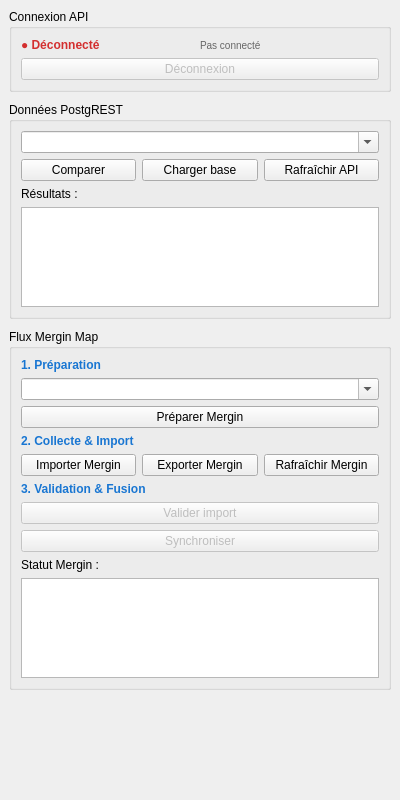
Old version of the form mrv_teraka_dockwidget_base.ui in the repository johrosa/mrv_teraka.
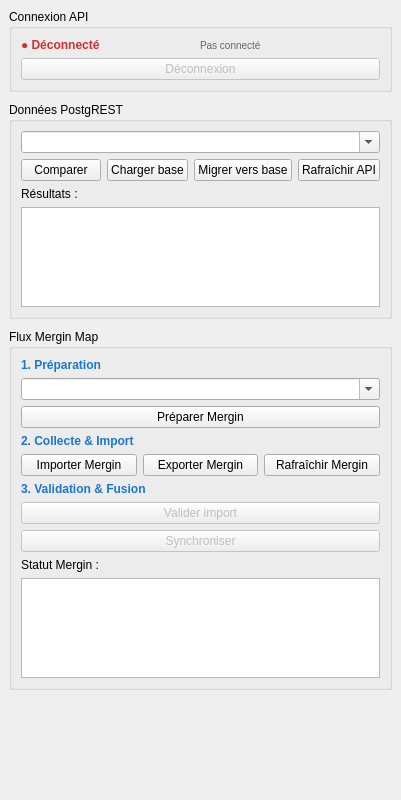
New version of the form.

Commit message: Fonctionnalité de migration projet -> backend et refonte UI.

Patch:
```diff
--- a/mrv_teraka_dockwidget_base.ui
+++ b/mrv_teraka_dockwidget_base.ui
@@ -122,6 +122,13 @@
            </property>
           </widget>
          </item>
+         <item>
+          <widget class="QPushButton" name="pushProjectButton">
+           <property name="text">
+            <string>Migrer vers base</string>
+           </property>
+          </widget>
+         </item>
          <item>
           <widget class="QPushButton" name="refreshFromApiButton">
            <property name="text">
```
The commit also changes 5 other files.
